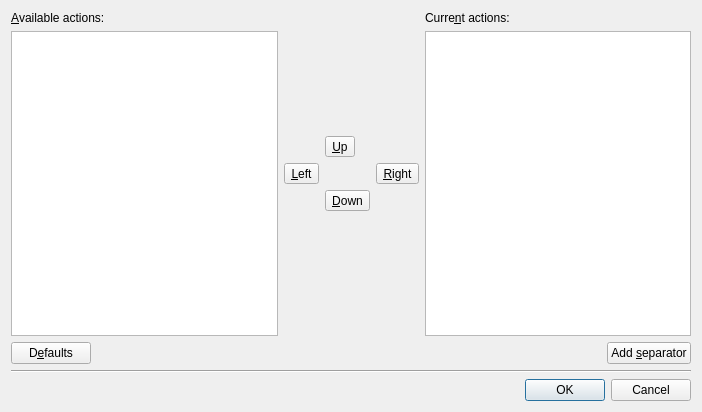
This is src/toolbareditor.ui in wilbert2000/wzplayer as Qt 5 draws it before an edit. The edited form follows.
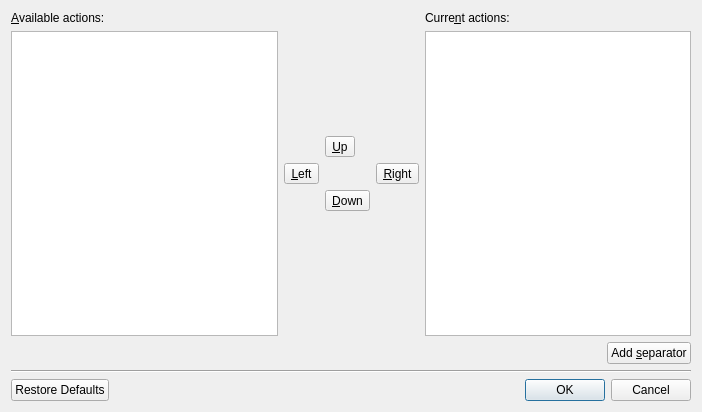
This is the edited form.

Commit message: Use the RestoreDefaults button from QDialogButtonBox

Diff of the .ui file:
```diff
--- a/src/toolbareditor.ui
+++ b/src/toolbareditor.ui
@@ -112,13 +112,6 @@
    </item>
    <item row="1" column="0" colspan="3">
     <layout class="QHBoxLayout" name="horizontalLayout">
-     <item>
-      <widget class="QPushButton" name="default_button">
-       <property name="text">
-        <string>D&amp;efaults</string>
-       </property>
-      </widget>
-     </item>
      <item>
       <spacer name="horizontalSpacer">
        <property name="orientation">
@@ -148,13 +141,13 @@
      </property>
     </widget>
    </item>
-   <item row="3" column="2">
+   <item row="3" column="0" colspan="3">
     <widget class="QDialogButtonBox" name="buttonBox">
      <property name="orientation">
       <enum>Qt::Horizontal</enum>
      </property>
      <property name="standardButtons">
-      <set>QDialogButtonBox::Cancel|QDialogButtonBox::Ok</set>
+      <set>QDialogButtonBox::Cancel|QDialogButtonBox::Ok|QDialogButtonBox::RestoreDefaults</set>
      </property>
     </widget>
    </item>
```
Left out of the diff: 3 changed lines with no effect on the pictures. The commit also changes 2 other files.
